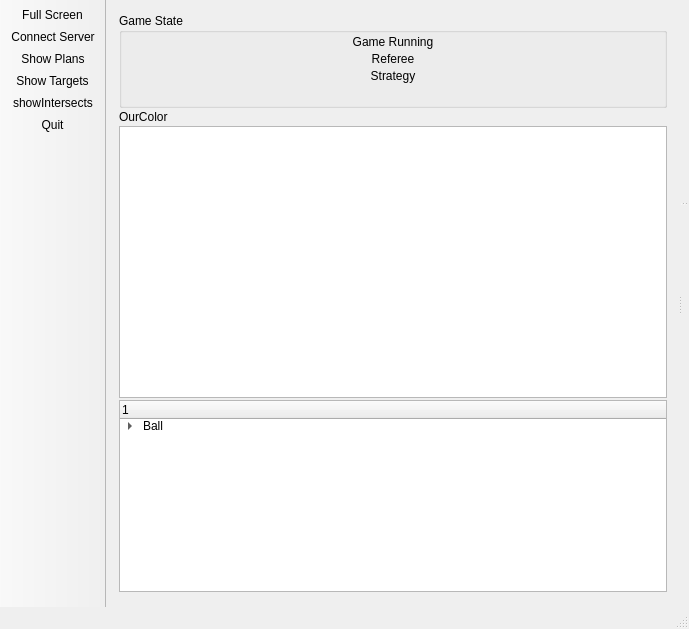
Qt form visualizer/mainwindow.ui (amiryanj/cyrus_ssl) before a commit.
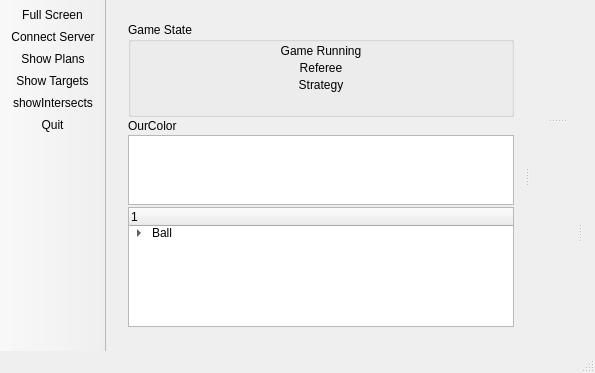
The same form after that commit. Icons and pictures are not drawn.

Commit message: Scatter added to visualizer (test version)

Patch:
```diff
--- a/visualizer/mainwindow.ui
+++ b/visualizer/mainwindow.ui
@@ -6,8 +6,8 @@
    <rect>
     <x>0</x>
     <y>0</y>
-    <width>689</width>
-    <height>629</height>
+    <width>595</width>
+    <height>373</height>
    </rect>
   </property>
   <property name="font">
@@ -81,31 +81,19 @@
    <enum>QTabWidget::Triangular</enum>
   </property>
   <widget class="QWidget" name="centralWidget">
-   <layout class="QVBoxLayout" name="verticalLayout_3">
-    <property name="spacing">
-     <number>2</number>
-    </property>
-    <property name="margin">
-     <number>2</number>
-    </property>
+   <layout class="QVBoxLayout" name="verticalLayout">
     <item>
      <widget class="QSplitter" name="splitter_1">
-      <property name="lineWidth">
-       <number>2</number>
-      </property>
       <property name="orientation">
        <enum>Qt::Horizontal</enum>
       </property>
-      <property name="handleWidth">
-       <number>3</number>
-      </property>
       <widget class="QWidget" name="layoutWidget">
-       <layout class="QVBoxLayout" name="verticalLayout" stretch="0,0,1,0,0">
+       <layout class="QVBoxLayout" name="leftLayout" stretch="0,0,1,0,0">
         <property name="spacing">
          <number>2</number>
         </property>
         <item>
-         <widget class="QGroupBox" name="groupBox">
+         <widget class="QGroupBox" name="scoreBoard">
           <property name="title">
            <string>Game State</string>
           </property>
@@ -254,9 +242,6 @@
        <property name="orientation">
         <enum>Qt::Vertical</enum>
        </property>
-       <property name="handleWidth">
-        <number>3</number>
-       </property>
        <widget class="QWidget" name="fieldWidget" native="true">
         <property name="enabled">
          <bool>true</bool>
@@ -276,13 +261,23 @@
          </property>
         </layout>
        </widget>
-       <widget class="QTabWidget" name="tabWidget">
+       <widget class="QSplitter" name="splitter_3">
+        <property name="orientation">
+         <enum>Qt::Horizontal</enum>
+        </property>
+        <widget class="QTabWidget" name="plotContainerTabWidget">
         <property name="sizePolicy">
          <sizepolicy hsizetype="Preferred" vsizetype="Preferred">
           <horstretch>0</horstretch>
           <verstretch>0</verstretch>
          </sizepolicy>
         </property>
+         <property name="minimumSize">
+          <size>
+           <width>49</width>
+           <height>0</height>
+          </size>
+         </property>
         <property name="tabPosition">
          <enum>QTabWidget::West</enum>
         </property>
@@ -304,6 +299,17 @@
         <property name="movable">
          <bool>true</bool>
         </property>
+        </widget>
+        <widget class="QWidget" name="scatterContainerWidget" native="true">
+         <layout class="QVBoxLayout" name="scatterLayout">
+          <property name="spacing">
+           <number>1</number>
+          </property>
+          <property name="margin">
+           <number>1</number>
+          </property>
+         </layout>
+        </widget>
        </widget>
       </widget>
      </widget>
```
Lines whose indentation alone changed are shown as unchanged. The commit also changes 9 other files.
